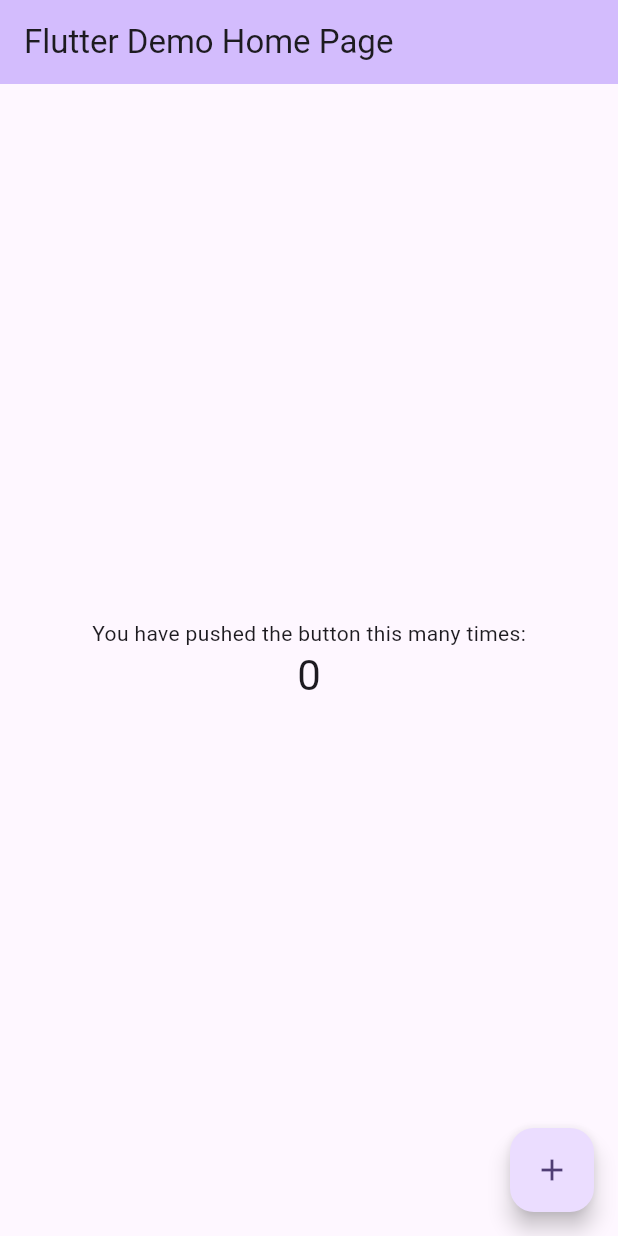
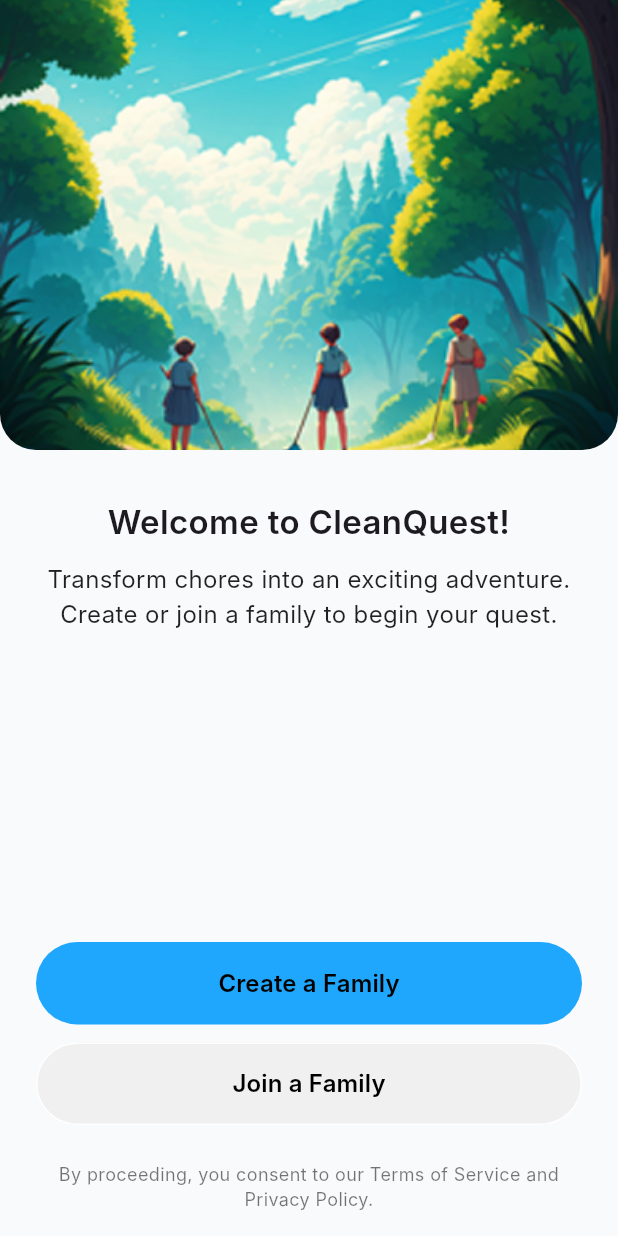
Before and after one commit to Louis-Ian/Clean-Quest, a Flutter app: the screen it shows after launch, on a phone screen of 412 x 824 dp. Run offline on Flutter 3.47's test engine with Material 3 defaults, Android fonts, the phone set to English and light mode, and no system bars; our stand-ins replace firebase_auth, firebase_core, flutter_dotenv, flutter_riverpod; accounts and stored records are empty; Roboto replaces fonts that are missing (Inter).

Commit message:
welcome screen

```diff
--- a/frontend/app/analysis_options.yaml
+++ b/frontend/app/analysis_options.yaml
@@ -26,3 +26,6 @@ linter:
 
 # Additional information about this file can be found at
 # https://dart.dev/guides/language/analysis-options
+analyzer:
+  plugins:
+    - custom_lint
--- /dev/null
+++ b/frontend/app/lib/app.dart
@@ -0,0 +1,34 @@
+import 'package:app/features/auth/provider/auth_provider.dart';
+import 'package:app/features/welcome/view/welcome_screen.dart';
+import 'package:flutter/material.dart';
+import 'package:flutter_riverpod/flutter_riverpod.dart';
+
+class CleanQuestApp extends ConsumerWidget {
+  const CleanQuestApp({super.key});
+
+  @override
+  Widget build(BuildContext context, WidgetRef ref) {
+    final authState = ref.watch(authStateProvider);
+
+    return MaterialApp(
+      title: 'CleanQuest',
+      debugShowCheckedModeBanner: false,
+      theme: ThemeData(
+        fontFamily: 'Inter',
+        scaffoldBackgroundColor: const Color(0xFFF9FAFB),
+        useMaterial3: true,
+      ),
+      home: authState.when(
+        data: (user) {
+          if (user != null) {
+            return const WelcomeScreen(key: Key('welcome_screen'));
+          } else {
+            return const WelcomeScreen(key: Key('welcome_screen'));
+          }
+        },
+        loading: () => const CircularProgressIndicator(),
+        error: (_, __) => const Text("Something went wrong"),
+      ),
+    );
+  }
+}
--- /dev/null
+++ b/frontend/app/lib/features/auth/provider/auth_provider.dart
@@ -0,0 +1,6 @@
+import 'package:flutter_riverpod/flutter_riverpod.dart';
+import 'package:firebase_auth/firebase_auth.dart';
+
+final authStateProvider = StreamProvider<User?>((ref) {
+  return FirebaseAuth.instance.userChanges();
+});
--- /dev/null
+++ b/frontend/app/lib/features/welcome/view/welcome_screen.dart
@@ -0,0 +1,114 @@
+import 'package:app/features/welcome/viewmodel/welcome_viewmodel.dart';
+import 'package:flutter/material.dart';
+import 'package:flutter_riverpod/flutter_riverpod.dart';
+
+class WelcomeScreen extends ConsumerWidget {
+  const WelcomeScreen({super.key});
+
+  @override
+  Widget build(BuildContext context, WidgetRef ref) {
+    final viewModel = ref.read(welcomeViewModelProvider.notifier);
+
+    return Scaffold(
+      body: SafeArea(
+        child: Column(
+          children: [
+            ClipRRect(
+              borderRadius: const BorderRadius.vertical(bottom: Radius.circular(24)),
+              child: Image.asset(
+                'assets/images/cleanquest_welcome.png',
+                width: double.infinity,
+                height: 300,
+                fit: BoxFit.cover,
+              ),
+            ),
+            const SizedBox(height: 32),
+            const Text(
+              'Welcome to CleanQuest!',
+              style: TextStyle(fontSize: 22, fontWeight: FontWeight.w600),
+              textAlign: TextAlign.center,
+            ),
+            const SizedBox(height: 12),
+            const Padding(
+              padding: EdgeInsets.symmetric(horizontal: 24),
+              child: Text(
+                'Transform chores into an exciting adventure. '
+                'Create or join a family to begin your quest.',
+                textAlign: TextAlign.center,
+                style: TextStyle(fontSize: 16, color: Colors.black87),
+              ),
+            ),
+            const Spacer(),
+            Padding(
+              padding: const EdgeInsets.symmetric(horizontal: 24),
+              child: Column(
+                children: [
+                  SizedBox(
+                    width: double.infinity,
+                    child: TextButton(
+                      onPressed: () {
+                        viewModel.createFamily();
+                      },
+                      style: TextButton.styleFrom(
+                        backgroundColor: const Color(0xFF1EA7FD),
+                        foregroundColor: Colors.white,
+                        padding: const EdgeInsets.symmetric(vertical: 16),
+                        shape: RoundedRectangleBorder(borderRadius: BorderRadius.circular(32)),
+                        elevation: 0,
+                      ),
+                      child: const Text(
+                        'Create a Family',
+                        style: TextStyle(
+                          fontWeight: FontWeight.w600,
+                          color: Colors.black,
+                          fontSize: 16,
+                        ),
+                      ),
+                    ),
+                  ),
+                  const SizedBox(height: 12),
+                  SizedBox(
+                    width: double.infinity,
+                    child: TextButton(
+                      onPressed: () {
+                        viewModel.joinFamily();
+                      },
+                      style: TextButton.styleFrom(
+                        backgroundColor: const Color(0xFFF0F0F0),
+                        foregroundColor: Colors.black,
+                        padding: const EdgeInsets.symmetric(vertical: 16),
+                        shape: RoundedRectangleBorder(
+                          borderRadius: BorderRadius.circular(32),
+                          side: const BorderSide(color: Color(0xFFFFFFFF)),
+                        ),
+                        elevation: 0,
+                      ),
+                      child: const Text(
+                        'Join a Family',
+                        style: TextStyle(
+                          fontWeight: FontWeight.w600,
+                          color: Colors.black,
+                          fontSize: 16,
+                        ),
+                      ),
+                    ),
+                  ),
+                ],
+              ),
+            ),
+            const SizedBox(height: 24),
+            const Padding(
+              padding: EdgeInsets.symmetric(horizontal: 24),
+              child: Text(
+                'By proceeding, you consent to our Terms of Service and Privacy Policy.',
+                style: TextStyle(fontSize: 12, color: Colors.black54),
+                textAlign: TextAlign.center,
+              ),
+            ),
+            const SizedBox(height: 16),
+          ],
+        ),
+      ),
+    );
+  }
+}
--- /dev/null
+++ b/frontend/app/lib/features/welcome/viewmodel/welcome_viewmodel.dart
@@ -0,0 +1,18 @@
+import 'package:flutter_riverpod/flutter_riverpod.dart';
+
+final welcomeViewModelProvider = NotifierProvider<WelcomeViewModel, void>(() => WelcomeViewModel());
+
+class WelcomeViewModel extends Notifier<void> {
+  @override
+  void build() {
+    // No state, but could be used to init logic
+  }
+
+  void createFamily() {
+    //TODO: business logic, service call, etc.
+  }
+
+  void joinFamily() {
+    //TODO: business logic
+  }
+}
--- a/frontend/app/lib/main.dart
+++ b/frontend/app/lib/main.dart
@@ -1,125 +1,19 @@
+import 'package:firebase_auth/firebase_auth.dart';
 import 'package:flutter/material.dart';
 import 'package:flutter_dotenv/flutter_dotenv.dart';
 import 'package:firebase_core/firebase_core.dart';
+import 'package:flutter_riverpod/flutter_riverpod.dart';
+
+import 'app.dart';
 import 'firebase_options.dart';
 
 Future<void> main() async {
+  WidgetsFlutterBinding.ensureInitialized();
+
   await dotenv.load();
   await Firebase.initializeApp(options: DefaultFirebaseOptions.currentPlatform);
 
-  runApp(const MyApp());
+  await FirebaseAuth.instance.useAuthEmulator('localhost', 9099);
+
+  runApp(const ProviderScope(child: CleanQuestApp()));
 }
-
-class MyApp extends StatelessWidget {
-  const MyApp({super.key});
-
-  // This widget is the root of your application.
-  @override
-  Widget build(BuildContext context) {
-    return MaterialApp(
-      title: 'Flutter Demo',
-      theme: ThemeData(
-        // This is the theme of your application.
-        //
-        // TRY THIS: Try running your application with "flutter run". You'll see
-        // the application has a purple toolbar. Then, without quitting the app,
-        // try changing the seedColor in the colorScheme below to Colors.green
-        // and then invoke "hot reload" (save your changes or press the "hot
-        // reload" button in a Flutter-supported IDE, or press "r" if you used
-        // the command line to start the app).
-        //
-        // Notice that the counter didn't reset back to zero; the application
-        // state is not lost during the reload. To reset the state, use hot
-        // restart instead.
-        //
-        // This works for code too, not just values: Most code changes can be
-        // tested with just a hot reload.
-        colorScheme: ColorScheme.fromSeed(seedColor: Colors.deepPurple),
-      ),
-      home: const MyHomePage(title: 'Flutter Demo Home Page'),
-    );
-  }
-}
-
-class MyHomePage extends StatefulWidget {
-  const MyHomePage({super.key, required this.title});
-
-  // This widget is the home page of your application. It is stateful, meaning
-  // that it has a State object (defined below) that contains fields that affect
-  // how it looks.
-
-  // This class is the configuration for the state. It holds the values (in this
-  // case the title) provided by the parent (in this case the App widget) and
-  // used by the build method of the State. Fields in a Widget subclass are
-  // always marked "final".
-
-  final String title;
-
-  @override
-  State<MyHomePage> createState() => _MyHomePageState();
-}
-
-class _MyHomePageState extends State<MyHomePage> {
-  int _counter = 0;
-
-  void _incrementCounter() {
-    setState(() {
-      // This call to setState tells the Flutter framework that something has
-      // changed in this State, which causes it to rerun the build method below
-      // so that the display can reflect the updated values. If we changed
-      // _counter without calling setState(), then the build method would not be
-      // called again, and so nothing would appear to happen.
-      _counter++;
-    });
-  }
-
-  @override
-  Widget build(BuildContext context) {
-    // This method is rerun every time setState is called, for instance as done
-    // by the _incrementCounter method above.
-    //
-    // The Flutter framework has been optimized to make rerunning build methods
-    // fast, so that you can just rebuild anything that needs updating rather
-    // than having to individually change instances of widgets.
-    return Scaffold(
-      appBar: AppBar(
-        // TRY THIS: Try changing the color here to a specific color (to
-        // Colors.amber, perhaps?) and trigger a hot reload to see the AppBar
-        // change color while the other colors stay the same.
-        backgroundColor: Theme.of(context).colorScheme.inversePrimary,
-        // Here we take the value from the MyHomePage object that was created by
-        // the App.build method, and use it to set our appbar title.
-        title: Text(widget.title),
-      ),
-      body: Center(
-        // Center is a layout widget. It takes a single child and positions it
-        // in the middle of the parent.
-        child: Column(
-          // Column is also a layout widget. It takes a list of children and
-          // arranges them vertically. By default, it sizes itself to fit its
-          // children horizontally, and tries to be as tall as its parent.
-          //
-          // Column has various properties to control how it sizes itself and
-          // how it positions its children. Here we use mainAxisAlignment to
-          // center the children vertically; the main axis here is the vertical
-          // axis because Columns are vertical (the cross axis would be
-          // horizontal).
-          //
-          // TRY THIS: Invoke "debug painting" (choose the "Toggle Debug Paint"
-          // action in the IDE, or press "p" in the console), to see the
-          // wireframe for each widget.
-          mainAxisAlignment: MainAxisAlignment.center,
-          children: <Widget>[
-            const Text('You have pushed the button this many times:'),
-            Text('$_counter', style: Theme.of(context).textTheme.headlineMedium),
-          ],
-        ),
-      ),
-      floatingActionButton: FloatingActionButton(
-        onPressed: _incrementCounter,
-        tooltip: 'Increment',
-        child: const Icon(Icons.add),
-      ), // This trailing comma makes auto-formatting nicer for build methods.
-    );
-  }
-}
```
Also changed, not shown: frontend/app/pubspec.yaml (+8 -0 lines), frontend/app/assets/images/cleanquest_welcome.png (added), 1 other file.
